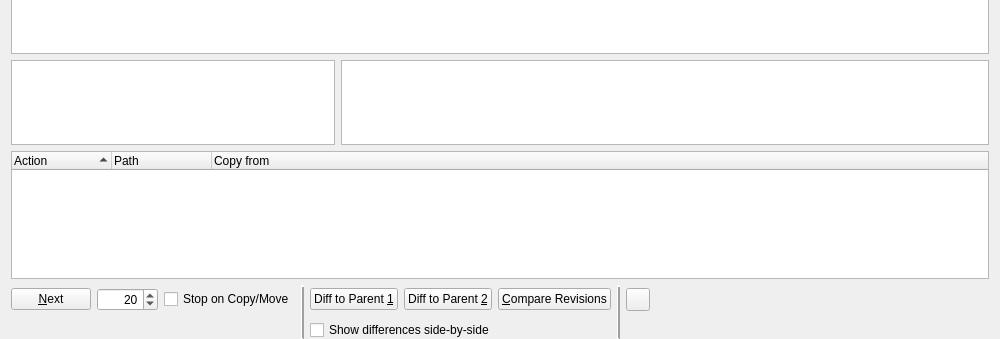
Old version of the form Plugins/VcsPlugins/vcsMercurial/HgLogBrowserDialog.ui in the repository testmana2/test; both pictures show x 0 to 1000 and y 200 to 539 of the 1000 by 800 pixel window.
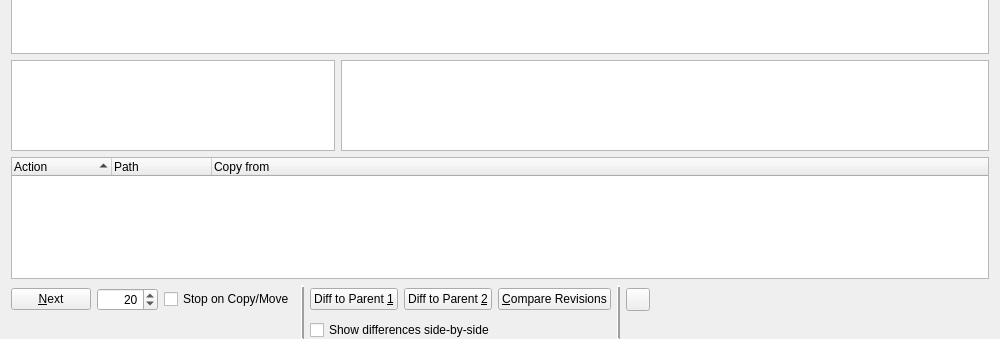
New version of the form. Custom widgets are drawn as their Qt base class.

Commit message: A liitle enhancement and a fix to the Mercurial log browser dialog.

```diff
--- a/Plugins/VcsPlugins/vcsMercurial/HgLogBrowserDialog.ui
+++ b/Plugins/VcsPlugins/vcsMercurial/HgLogBrowserDialog.ui
@@ -215,7 +215,7 @@
      <property name="sizePolicy">
       <sizepolicy hsizetype="Expanding" vsizetype="Expanding">
        <horstretch>0</horstretch>
-       <verstretch>5</verstretch>
+       <verstretch>7</verstretch>
       </sizepolicy>
      </property>
      <property name="alternatingRowColors">
@@ -280,7 +280,7 @@
      <property name="sizePolicy">
       <sizepolicy hsizetype="Expanding" vsizetype="Expanding">
        <horstretch>2</horstretch>
-       <verstretch>2</verstretch>
+       <verstretch>3</verstretch>
       </sizepolicy>
      </property>
      <property name="readOnly">
@@ -293,7 +293,7 @@
      <property name="sizePolicy">
       <sizepolicy hsizetype="Expanding" vsizetype="Expanding">
        <horstretch>0</horstretch>
-       <verstretch>3</verstretch>
+       <verstretch>4</verstretch>
       </sizepolicy>
      </property>
      <property name="alternatingRowColors">
@@ -475,7 +475,7 @@
      <property name="sizePolicy">
       <sizepolicy hsizetype="Expanding" vsizetype="Expanding">
        <horstretch>1</horstretch>
-       <verstretch>2</verstretch>
+       <verstretch>3</verstretch>
       </sizepolicy>
      </property>
      <property name="readOnly">
```
The commit also changes 11 other files.
